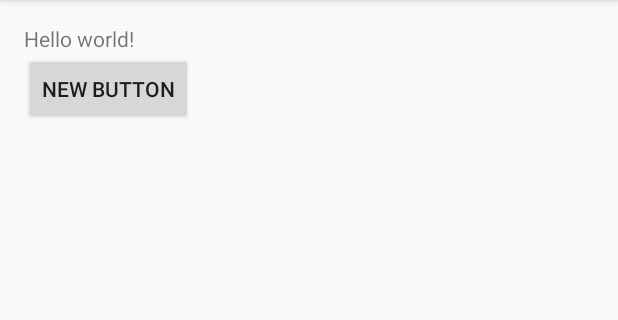
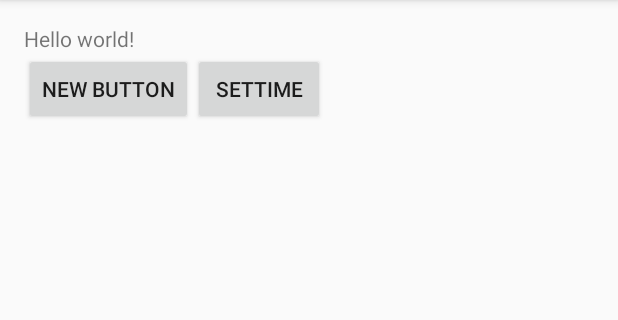
Before and after one commit to axtscz/WearFoolings, an Android app: the screen it shows after launch (MainActivity), on a phone screen of 412 x 824 dp, the part 84-404 px from its top. Run offline under Robolectric (Android 15) with nearby library versions, the phone set to English and light mode, and no system bars; 2 statements that could not run were skipped.

Commit message:
Commit #8 Began to implement methods to set reminder times. Still need to add a broadcast receiver and a way to persist after reboot.

```diff
--- a/mobile/src/main/java/com/collusion/weartext/MainActivity.java
+++ b/mobile/src/main/java/com/collusion/weartext/MainActivity.java
@@ -1,10 +1,15 @@
 package com.collusion.weartext;
 
+import android.app.Dialog;
+import android.app.DialogFragment;
+import android.app.FragmentManager;
 import android.app.NotificationManager;
 import android.app.PendingIntent;
+import android.app.TimePickerDialog;
 import android.content.Intent;
 import android.graphics.Bitmap;
 import android.graphics.BitmapFactory;
+import android.support.v4.app.FragmentActivity;
 import android.support.v4.app.NotificationCompat;
 import android.support.v7.app.ActionBarActivity;
 import android.os.Bundle;
@@ -12,6 +17,7 @@ import android.util.Log;
 import android.view.Menu;
 import android.view.MenuItem;
 import android.view.View;
+import android.widget.TimePicker;
 
 import com.google.android.gms.common.ConnectionResult;
 import com.google.android.gms.common.api.GoogleApiClient;
@@ -26,16 +32,21 @@ import org.jsoup.nodes.Element;
 import org.jsoup.select.Elements;
 
 import java.io.IOException;
+import java.text.DateFormat;
 import java.util.Calendar;
 import java.util.Collection;
 import java.util.HashSet;
 
 
-public class MainActivity extends ActionBarActivity implements GoogleApiClient.ConnectionCallbacks, GoogleApiClient.OnConnectionFailedListener {
+public class MainActivity extends ActionBarActivity implements GoogleApiClient.ConnectionCallbacks, GoogleApiClient.OnConnectionFailedListener, TimePickerDialog.OnTimeSetListener {
 
     GoogleApiClient googleApiClient;
 
     String message;
+
+    static Integer setHour;
+
+    static Integer setMinute;
 
     @Override
     protected void onCreate(Bundle savedInstanceState) {
@@ -207,5 +218,30 @@ public class MainActivity extends ActionBarActivity implements GoogleApiClient.C
         nm.notify(1001, builder.build());
     }
 
+    @Override
+    public void onTimeSet(TimePicker view, int hourOfDay, int minute) {
+
+    }
+
+    public static class TimePickerFragment extends DialogFragment implements TimePickerDialog.OnTimeSetListener{
+
+        @Override
+        public Dialog onCreateDialog(Bundle savedInstanceState){
+            return new TimePickerDialog(getActivity(), this, Calendar.HOUR_OF_DAY, Calendar.MINUTE, false);
+        }
+
+        @Override
+        public void onTimeSet(TimePicker view, int hourOfDay, int minute) {
+            setMinute = view.getCurrentMinute();
+            setHour = view.getCurrentHour();
+            Log.i("INFO", setMinute.toString());
+            Log.i("INFO", setHour.toString());
+        }
+    }
+
+    public void SetTime(View view){
+        DialogFragment newFragment = new TimePickerFragment();
+        newFragment.show(getFragmentManager(), "timepicker");
+    }
 
 }
--- a/mobile/src/main/res/layout/activity_main.xml
+++ b/mobile/src/main/res/layout/activity_main.xml
@@ -16,6 +16,14 @@
         android:id="@+id/button"
         android:layout_below="@+id/textView"
         android:layout_alignParentStart="true"
-        android:onClick="onSendMessage" />
+        android:onClick="SetTime" />
+    <Button
+        android:layout_width="wrap_content"
+        android:layout_height="wrap_content"
+        android:text="SetTime"
+        android:id="@+id/setTime"
+        android:onClick="SetTime"
+        android:layout_alignTop="@+id/button"
+        android:layout_toEndOf="@+id/button" />
 
 </RelativeLayout>
--- a/wear/src/main/java/com/collusion/weartext/MainActivity.java
+++ b/wear/src/main/java/com/collusion/weartext/MainActivity.java
@@ -105,4 +105,6 @@ public class MainActivity extends Activity implements MessageApi.MessageListener
     public void onConnectionSuspended(int i) {
 
     }
+
+
 }
```
